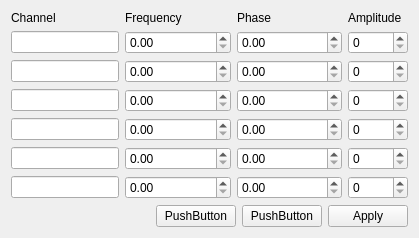
This is ui/DDS.ui in MonroeQuantumNetworks/IonControl as Qt 5 draws it before an edit. The edited form follows.
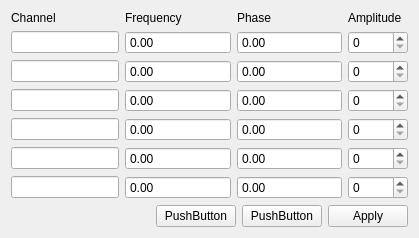
This is the edited form. Custom widgets are drawn as their Qt base class.

```diff
--- a/ui/DDS.ui
+++ b/ui/DDS.ui
@@ -71,6 +71,9 @@
          <verstretch>0</verstretch>
         </sizepolicy>
        </property>
+       <property name="buttonSymbols">
+        <enum>QAbstractSpinBox::NoButtons</enum>
+       </property>
       </widget>
      </item>
      <item row="1" column="2">
@@ -81,6 +84,9 @@
          <verstretch>0</verstretch>
         </sizepolicy>
        </property>
+       <property name="buttonSymbols">
+        <enum>QAbstractSpinBox::NoButtons</enum>
+       </property>
       </widget>
      </item>
      <item row="1" column="3">
@@ -114,6 +120,9 @@
          <verstretch>0</verstretch>
         </sizepolicy>
        </property>
+       <property name="buttonSymbols">
+        <enum>QAbstractSpinBox::NoButtons</enum>
+       </property>
       </widget>
      </item>
      <item row="2" column="2">
@@ -124,6 +133,9 @@
          <verstretch>0</verstretch>
         </sizepolicy>
        </property>
+       <property name="buttonSymbols">
+        <enum>QAbstractSpinBox::NoButtons</enum>
+       </property>
       </widget>
      </item>
      <item row="2" column="3">
@@ -157,6 +169,9 @@
          <verstretch>0</verstretch>
         </sizepolicy>
        </property>
+       <property name="buttonSymbols">
+        <enum>QAbstractSpinBox::NoButtons</enum>
+       </property>
       </widget>
      </item>
      <item row="3" column="2">
@@ -167,6 +182,9 @@
          <verstretch>0</verstretch>
         </sizepolicy>
        </property>
+       <property name="buttonSymbols">
+        <enum>QAbstractSpinBox::NoButtons</enum>
+       </property>
       </widget>
      </item>
      <item row="3" column="3">
@@ -200,6 +218,9 @@
          <verstretch>0</verstretch>
         </sizepolicy>
        </property>
+       <property name="buttonSymbols">
+        <enum>QAbstractSpinBox::NoButtons</enum>
+       </property>
       </widget>
      </item>
      <item row="4" column="2">
@@ -210,6 +231,9 @@
          <verstretch>0</verstretch>
         </sizepolicy>
        </property>
+       <property name="buttonSymbols">
+        <enum>QAbstractSpinBox::NoButtons</enum>
+       </property>
       </widget>
      </item>
      <item row="4" column="3">
@@ -243,6 +267,9 @@
          <verstretch>0</verstretch>
         </sizepolicy>
        </property>
+       <property name="buttonSymbols">
+        <enum>QAbstractSpinBox::NoButtons</enum>
+       </property>
       </widget>
      </item>
      <item row="5" column="2">
@@ -253,6 +280,9 @@
          <verstretch>0</verstretch>
         </sizepolicy>
        </property>
+       <property name="buttonSymbols">
+        <enum>QAbstractSpinBox::NoButtons</enum>
+       </property>
       </widget>
      </item>
      <item row="5" column="3">
@@ -286,6 +316,9 @@
          <verstretch>0</verstretch>
         </sizepolicy>
        </property>
+       <property name="buttonSymbols">
+        <enum>QAbstractSpinBox::NoButtons</enum>
+       </property>
       </widget>
      </item>
      <item row="6" column="2">
@@ -296,6 +329,9 @@
          <verstretch>0</verstretch>
         </sizepolicy>
        </property>
+       <property name="buttonSymbols">
+        <enum>QAbstractSpinBox::NoButtons</enum>
+       </property>
       </widget>
      </item>
      <item row="6" column="3">
```
Left out of the diff: 50 changed lines with no effect on the pictures.
